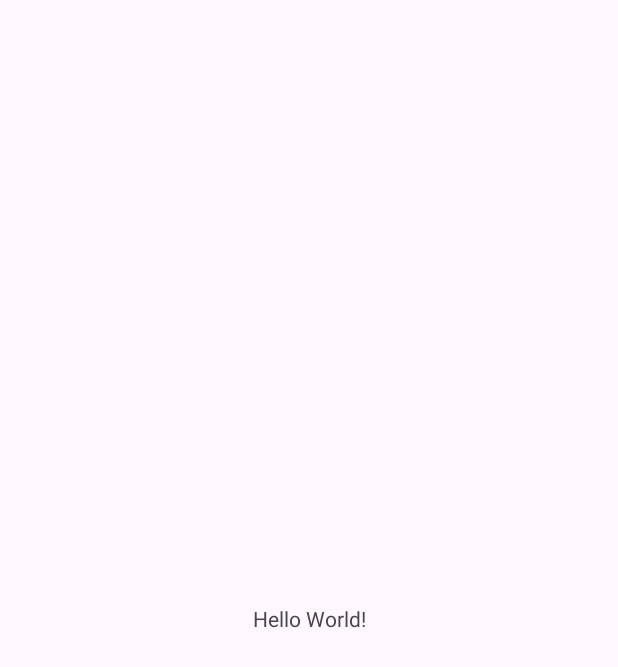
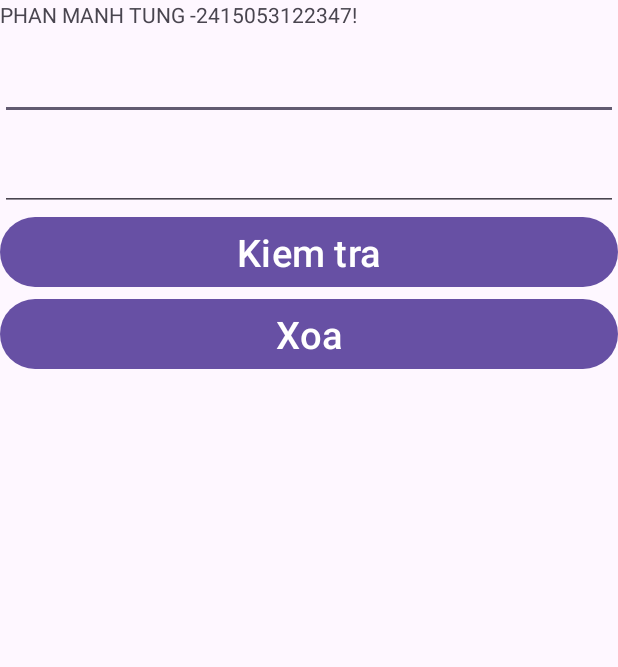
Before and after one commit to PhanManhTung-347/pmt_try20, an Android app: the screen it shows after launch (MainActivity), on a phone screen of 412 x 824 dp. Before the commit the part shown is almost empty. Shown: the top 667 px of the screen. Run offline under Robolectric (Android 15) with nearby library versions, the phone set to English and light mode, and no system bars.

Commit message:
Hoan thien giao dien main

```diff
--- a/app/src/main/res/layout/activity_main.xml
+++ b/app/src/main/res/layout/activity_main.xml
@@ -1,19 +1,55 @@
 <?xml version="1.0" encoding="utf-8"?>
-<androidx.constraintlayout.widget.ConstraintLayout xmlns:android="http://schemas.android.com/apk/res/android"
+<LinearLayout xmlns:android="http://schemas.android.com/apk/res/android"
     xmlns:app="http://schemas.android.com/apk/res-auto"
     xmlns:tools="http://schemas.android.com/tools"
     android:id="@+id/main"
     android:layout_width="match_parent"
     android:layout_height="match_parent"
-    tools:context=".MainActivity">
+    tools:context=".MainActivity"
+    android:orientation="vertical">
 
     <TextView
         android:layout_width="wrap_content"
         android:layout_height="wrap_content"
-        android:text="Hello World!"
+        android:text="PHAN MANH TUNG -2415053122347!"
         app:layout_constraintBottom_toBottomOf="parent"
         app:layout_constraintEnd_toEndOf="parent"
         app:layout_constraintStart_toStartOf="parent"
-        app:layout_constraintTop_toTopOf="parent" />
+        app:layout_constraintTop_toTopOf="parent"
+        android:id="@+id/txtSinhVien"/>
+    <EditText
+        android:layout_width="match_parent"
+        android:layout_height="wrap_content"
+        android:id="@+id/edtTen"
+        android:layout_marginTop="15dp"
+        android:inputType="textPersonName"/>
+    <EditText
+        android:layout_width="match_parent"
+        android:layout_height="wrap_content"
+        android:id="@+id/edtSoLuong"
+        android:layout_marginTop="15dp"
+        android:inputType="number"/>
+    <Button
+        android:layout_width="match_parent"
+        android:layout_height="wrap_content"
+        android:id="@+id/btnKiemTra"
+        android:text="Kiem tra"
+        android:textSize="25sp"/>
+    <Button
+        android:layout_width="match_parent"
+        android:layout_height="wrap_content"
+        android:id="@+id/btnXoa"
+        android:text="Xoa"
+        android:textSize="25sp"/>
+    <TextView
+        android:layout_width="match_parent"
+        android:layout_height="wrap_content"
+        android:layout_marginTop="15dp"
+        android:id="@+id/txtKetQua"/>
+    <TextView
+        android:layout_width="match_parent"
+        android:layout_height="wrap_content"
+        android:layout_marginTop="15dp"
+        android:id="@+id/txtMaLuot"/>
 
-</androidx.constraintlayout.widget.ConstraintLayout>
+</LinearLayout>
```
